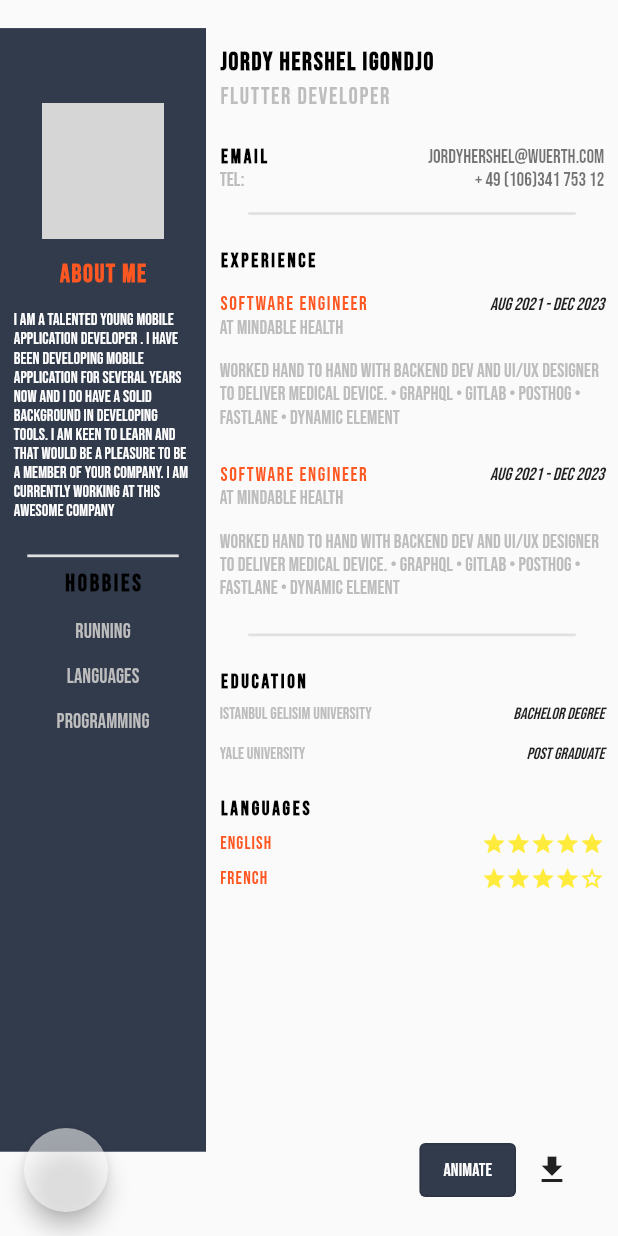
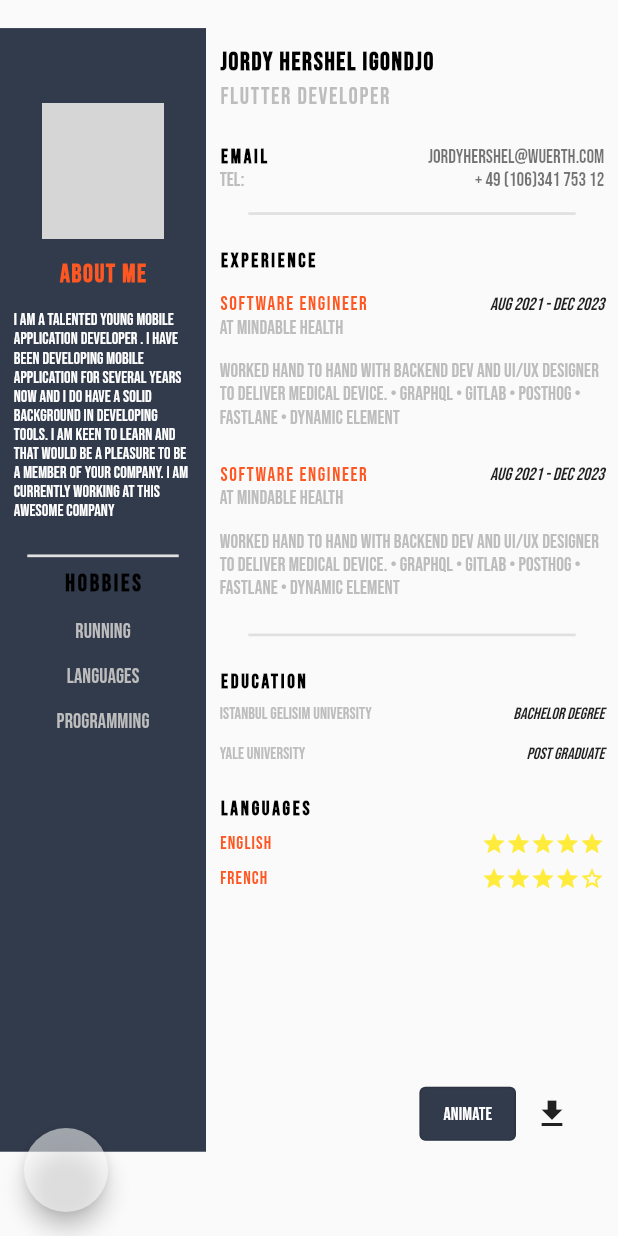
Before and after one commit to JordyHers-org/flutter_resume_template, a Flutter app: the screen it shows after launch, on a phone screen of 412 x 824 dp. Run offline on Flutter 3.47's test engine with Material 2 defaults, Android fonts, the phone set to English and light mode, and no system bars; drawn by our look-alikes of auto_size_text; our stand-ins replace google_fonts; missing offline and left inert: flutter_shake_animated; network calls fail; grey boxes are pictures that could not be loaded.

Commit message:
passed button to all layouts

```diff
--- a/lib/src/layout/layout_modern.dart
+++ b/lib/src/layout/layout_modern.dart
@@ -1,5 +1,6 @@
 import 'package:flutter_resume_template/flutter_resume_template.dart';
 import 'package:flutter_resume_template/src/components/auto_size_text.dart';
+import 'package:flutter_resume_template/src/components/section_bottom_buttons.dart';
 import 'package:flutter_resume_template/src/components/section_rating_widget.dart';
 import 'package:flutter_resume_template/src/components/section_shaking.dart';
 import 'package:flutter_resume_template/src/utils/strings.dart';
@@ -86,10 +87,8 @@ class _LayoutModernState extends State<LayoutModern> {
           child: InteractiveViewer(
             transformationController: _controller,
             panEnabled: false,
-            boundaryMargin: EdgeInsets.all(Config.smallWidth),
+            boundaryMargin: EdgeInsets.all(Config.mediumSpacer),
             maxScale: Config.fourPx,
-            child: Align(
-              alignment: Alignment.topCenter,
             child: FittedBox(
               fit: BoxFit.contain,
               child: Container(
@@ -216,8 +215,7 @@ class _LayoutModernState extends State<LayoutModern> {
                             child: Wrap(
                               children: [
                                 Column(
-                                    crossAxisAlignment:
-                                        CrossAxisAlignment.start,
+                                  crossAxisAlignment: CrossAxisAlignment.start,
                                   children: [
                                     Config.spaceBox(Config.smallSpacer),
                                     AnimatedShakingBuilder(
@@ -264,8 +262,7 @@ class _LayoutModernState extends State<LayoutModern> {
                                                   style: Theme.of(context)
                                                       .textTheme
                                                       .headlineLarge
-                                                        ?.copyWith(
-                                                            fontSize: 14),
+                                                      ?.copyWith(fontSize: 14),
                                                 ),
                                                 DisplayText(
                                                   maxFontSize: 16,
@@ -273,8 +270,7 @@ class _LayoutModernState extends State<LayoutModern> {
                                                   style: Theme.of(context)
                                                       .textTheme
                                                       .displaySmall
-                                                        ?.copyWith(
-                                                            fontSize: 14),
+                                                      ?.copyWith(fontSize: 14),
                                                 ),
                                               ],
                                             ),
@@ -290,18 +286,15 @@ class _LayoutModernState extends State<LayoutModern> {
                                                   style: Theme.of(context)
                                                       .textTheme
                                                       .titleSmall
-                                                        ?.copyWith(
-                                                            fontSize: 14),
+                                                      ?.copyWith(fontSize: 14),
                                                 ),
                                                 DisplayText(
                                                   maxFontSize: 16,
-                                                    text:
-                                                        widget.data.phoneNumber,
+                                                  text: widget.data.phoneNumber,
                                                   style: Theme.of(context)
                                                       .textTheme
                                                       .displaySmall
-                                                        ?.copyWith(
-                                                            fontSize: 14),
+                                                      ?.copyWith(fontSize: 14),
                                                 ),
                                               ],
                                             ),
@@ -340,16 +333,14 @@ class _LayoutModernState extends State<LayoutModern> {
                                           children: [
                                             DisplayText(
                                               maxFontSize: 16,
-                                                text:
-                                                    widget.data.experienceTitle,
+                                              text: widget.data.experienceTitle,
                                               style: Theme.of(context)
                                                   .textTheme
                                                   .titleSmall
                                                   ?.copyWith(
                                                       fontSize: 14,
                                                       letterSpacing: 1.2,
-                                                        color:
-                                                            Colors.deepOrange),
+                                                      color: Colors.deepOrange),
                                             ),
                                             DisplayText(
                                                 text: widget
@@ -380,8 +371,7 @@ class _LayoutModernState extends State<LayoutModern> {
                                       autoPlay: isDragged,
                                       child: DisplayText(
                                         maxFontSize: 14,
-                                          text:
-                                              widget.data.experienceDescription,
+                                        text: widget.data.experienceDescription,
                                         maxLines: 20,
                                         style: Theme.of(context)
                                             .textTheme
@@ -399,16 +389,14 @@ class _LayoutModernState extends State<LayoutModern> {
                                           children: [
                                             DisplayText(
                                               maxFontSize: 16,
-                                                text:
-                                                    widget.data.experienceTitle,
+                                              text: widget.data.experienceTitle,
                                               style: Theme.of(context)
                                                   .textTheme
                                                   .titleSmall
                                                   ?.copyWith(
                                                       fontSize: 14,
                                                       letterSpacing: 1.2,
-                                                        color:
-                                                            Colors.deepOrange),
+                                                      color: Colors.deepOrange),
                                             ),
                                             DisplayText(
                                                 text: widget
@@ -437,8 +425,7 @@ class _LayoutModernState extends State<LayoutModern> {
                                       autoPlay: isDragged,
                                       child: DisplayText(
                                         maxFontSize: 14,
-                                          text:
-                                              widget.data.experienceDescription,
+                                        text: widget.data.experienceDescription,
                                         maxLines: 10,
                                         style: Theme.of(context)
                                             .textTheme
@@ -587,38 +574,16 @@ class _LayoutModernState extends State<LayoutModern> {
             ),
           ),
         ),
-        ),
         if (widget.mode == TemplateMode.shakeEditAndSaveMode)
-          Positioned(
-            bottom: 20,
-            right: 20,
-            child: Row(children: [
-              OutlinedButton(
-                onPressed: () {
-                  setState(() {
+          AnimateButton(
+              onDragged: () => setState(
+                    () {
                       _controller.value = Matrix4.identity();
                       isDragged = !isDragged;
-                  });
                     },
-                style: OutlinedButton.styleFrom(
-                    backgroundColor: isDragged
-                        ? Colors.grey
-                        : Theme.of(context).primaryColor,
-                    foregroundColor: Colors.white),
-                child: Text(
-                  isDragged ? 'Reset' : 'Animate',
-                  style: Theme.of(context)
-                      .textTheme
-                      .titleSmall
-                      ?.copyWith(color: Colors.white, fontSize: 12),
                   ),
-              ),
-              IconButton(
-                onPressed: () => _save(),
-                icon: const Icon(Icons.download),
-              ),
-            ]),
-          )
+              onSave: _save,
+              isDragged: isDragged)
       ],
     );
   }
```
Also changed, not shown: lib/src/layout/layout_business.dart (+10 -30 lines), lib/src/layout/layout_classic.dart (+10 -30 lines), lib/src/layout/layout_technical.dart (+10 -30 lines). Lines whose indentation alone changed are shown as unchanged.
